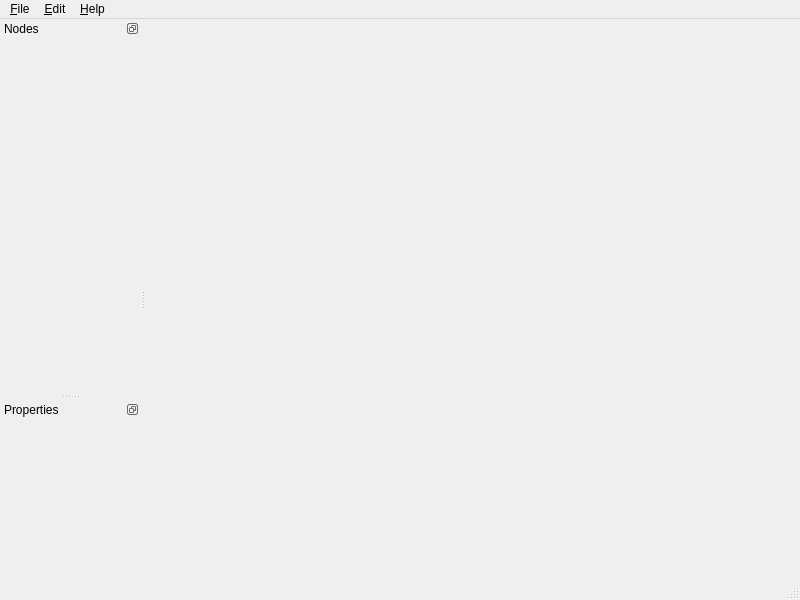
This is apps/ctstudio/ui/MainWindow.ui in jjacobsson/calltree as Qt 5 draws it before an edit. The edited form follows.
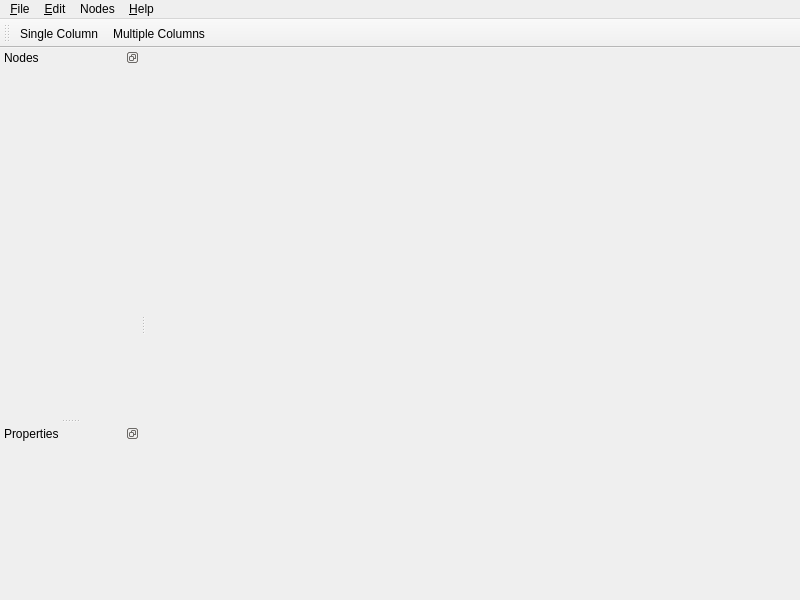
This is the edited form.

Commit message: New controls for the node toolbox.

```diff
--- a/apps/ctstudio/ui/MainWindow.ui
+++ b/apps/ctstudio/ui/MainWindow.ui
@@ -63,15 +63,18 @@
     </property>
     <addaction name="m_ActionDelete"/>
    </widget>
+   <widget class="QMenu" name="menuNodes">
+    <property name="title">
+     <string>Nodes</string>
+    </property>
+    <addaction name="m_ActionSingleColumn"/>
+    <addaction name="m_ActionMultiColumn"/>
+   </widget>
    <addaction name="m_MenuFile"/>
    <addaction name="menuEdit"/>
+   <addaction name="menuNodes"/>
    <addaction name="m_MenuHelp"/>
   </widget>
-  <widget class="QStatusBar" name="m_Statusbar">
-   <property name="sizeGripEnabled">
-    <bool>true</bool>
-   </property>
-  </widget>
   <widget class="QDockWidget" name="m_NodesDock">
    <property name="minimumSize">
     <size>
@@ -102,6 +105,19 @@
    </attribute>
    <widget class="QWidget" name="dockWidgetContents2"/>
   </widget>
+  <widget class="QToolBar" name="m_ToolBar">
+   <property name="windowTitle">
+    <string>toolBar</string>
+   </property>
+   <attribute name="toolBarArea">
+    <enum>TopToolBarArea</enum>
+   </attribute>
+   <attribute name="toolBarBreak">
+    <bool>false</bool>
+   </attribute>
+   <addaction name="m_ActionSingleColumn"/>
+   <addaction name="m_ActionMultiColumn"/>
+  </widget>
   <action name="m_ActionOpen">
    <property name="text">
     <string>&amp;Open</string>
@@ -164,6 +180,22 @@
     <string>Ctrl+R</string>
    </property>
   </action>
+  <action name="m_ActionSingleColumn">
+   <property name="text">
+    <string>S&amp;ingle Column</string>
+   </property>
+   <property name="shortcut">
+    <string>Ctrl+I</string>
+   </property>
+  </action>
+  <action name="m_ActionMultiColumn">
+   <property name="text">
+    <string>M&amp;ultiple Columns</string>
+   </property>
+   <property name="shortcut">
+    <string>Ctrl+U</string>
+   </property>
+  </action>
  </widget>
  <resources/>
  <connections/>
```
The commit also changes 8 other files.
